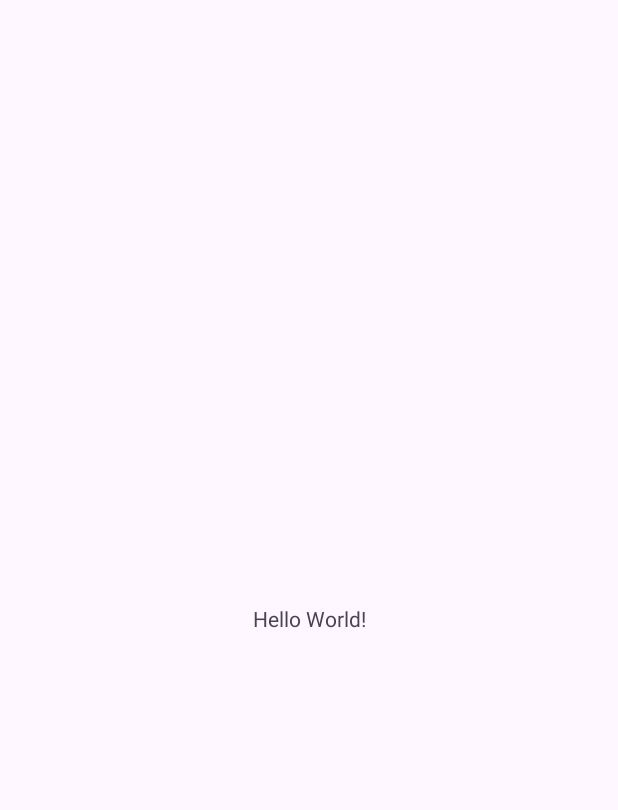
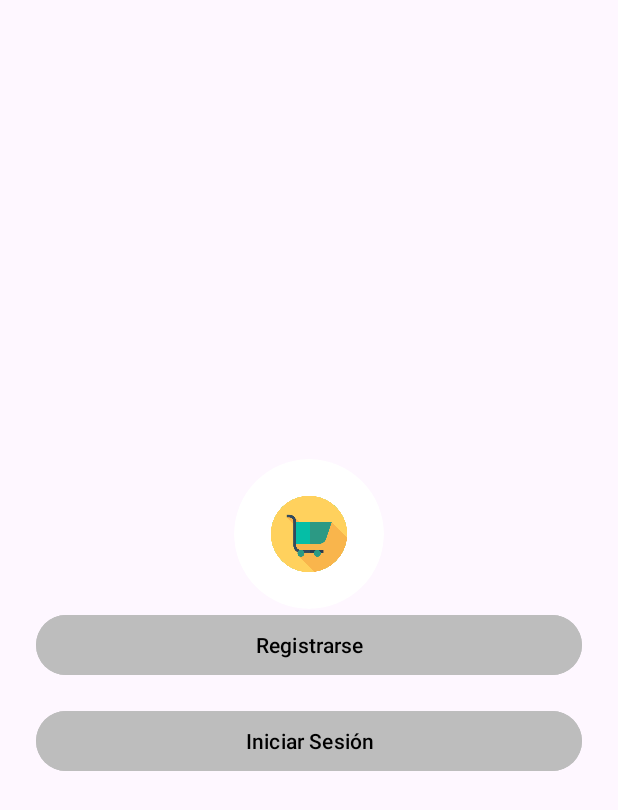
Before and after one commit to IagoHermida/ComprApp, an Android app: the screen it shows after launch (MainActivity), on a phone screen of 412 x 824 dp. Before the commit the part shown is almost empty. Shown: the top 810 px of the screen. Run offline under Robolectric (Android 15) with nearby library versions, the phone set to English and light mode, and no system bars.

Commit message:
Main Activity primera versión

```diff
--- a/app/src/main/AndroidManifest.xml
+++ b/app/src/main/AndroidManifest.xml
@@ -13,6 +13,12 @@
         android:theme="@style/Theme.CompraApp"
         tools:targetApi="31">
         <activity
+            android:name=".LoginActivity"
+            android:exported="false" />
+        <activity
+            android:name=".RegisterActivity"
+            android:exported="false" />
+        <activity
             android:name=".MainActivity"
             android:exported="true">
             <intent-filter>
--- a/app/src/main/java/com/example/compraapp/MainActivity.java
+++ b/app/src/main/java/com/example/compraapp/MainActivity.java
@@ -1,24 +1,38 @@
 package com.example.compraapp;
 
+import android.content.Intent;
 import android.os.Bundle;
+import android.view.View;
+import android.widget.Button;
 
-import androidx.activity.EdgeToEdge;
 import androidx.appcompat.app.AppCompatActivity;
-import androidx.core.graphics.Insets;
-import androidx.core.view.ViewCompat;
-import androidx.core.view.WindowInsetsCompat;
 
 public class MainActivity extends AppCompatActivity {
+
+    private Button btnRegister, btnLogin;
 
     @Override
     protected void onCreate(Bundle savedInstanceState) {
         super.onCreate(savedInstanceState);
-        EdgeToEdge.enable(this);
         setContentView(R.layout.activity_main);
-        ViewCompat.setOnApplyWindowInsetsListener(findViewById(R.id.main), (v, insets) -> {
-            Insets systemBars = insets.getInsets(WindowInsetsCompat.Type.systemBars());
-            v.setPadding(systemBars.left, systemBars.top, systemBars.right, systemBars.bottom);
-            return insets;
+
+        btnRegister = findViewById(R.id.btnRegister);
+        btnLogin = findViewById(R.id.btnLogin);
+
+        btnRegister.setOnClickListener(new View.OnClickListener() {
+            @Override
+            public void onClick(View v) {
+                Intent intent = new Intent(MainActivity.this, RegisterActivity.class);
+                startActivity(intent);
+            }
+        });
+
+        btnLogin.setOnClickListener(new View.OnClickListener() {
+            @Override
+            public void onClick(View v) {
+                Intent intent = new Intent(MainActivity.this, LoginActivity.class);
+                startActivity(intent);
+            }
         });
     }
 }
--- /dev/null
+++ b/app/src/main/res/drawable/circular_image.xml
@@ -0,0 +1,4 @@
+<shape xmlns:android="http://schemas.android.com/apk/res/android"
+    android:shape="oval">
+    <solid android:color="#FFFFFF"/>
+</shape>
--- a/app/src/main/res/layout/activity_main.xml
+++ b/app/src/main/res/layout/activity_main.xml
@@ -1,19 +1,35 @@
 <?xml version="1.0" encoding="utf-8"?>
-<androidx.constraintlayout.widget.ConstraintLayout xmlns:android="http://schemas.android.com/apk/res/android"
-    xmlns:app="http://schemas.android.com/apk/res-auto"
-    xmlns:tools="http://schemas.android.com/tools"
-    android:id="@+id/main"
+<LinearLayout xmlns:android="http://schemas.android.com/apk/res/android"
     android:layout_width="match_parent"
     android:layout_height="match_parent"
-    tools:context=".MainActivity">
+    android:orientation="vertical"
+    android:gravity="center"
+    android:padding="24dp">
 
-    <TextView
-        android:layout_width="wrap_content"
+    <ImageView
+        android:layout_width="100dp"
+        android:layout_height="100dp"
+        android:scaleType="centerCrop"
+        android:background="@drawable/circular_image"
+        android:src="@drawable/logo"
+        android:clipToOutline="true"/>
+
+
+    <Button
+        android:id="@+id/btnRegister"
+        android:layout_width="match_parent"
         android:layout_height="wrap_content"
-        android:text="Hello World!"
-        app:layout_constraintBottom_toBottomOf="parent"
-        app:layout_constraintEnd_toEndOf="parent"
-        app:layout_constraintStart_toStartOf="parent"
-        app:layout_constraintTop_toTopOf="parent" />
+        android:text="Registrarse"
+        android:layout_marginBottom="16dp"
+        android:backgroundTint="#BDBDBD"
+        android:textColor="#000000" />
 
-</androidx.constraintlayout.widget.ConstraintLayout>
+    <Button
+        android:id="@+id/btnLogin"
+        android:layout_width="match_parent"
+        android:layout_height="wrap_content"
+        android:text="Iniciar Sesión"
+        android:backgroundTint="#BDBDBD"
+        android:textColor="#000000" />
+
+</LinearLayout>
```
Also changed, not shown: app/src/main/java/com/example/compraapp/LoginActivity.java (added, +24 -0 lines), app/src/main/java/com/example/compraapp/RegisterActivity.java (added, +24 -0 lines), app/src/main/res/layout/activity_login.xml (added, +10 -0 lines), app/src/main/res/layout/activity_register.xml (added, +10 -0 lines), app/src/main/res/drawable/logo.png (added).
